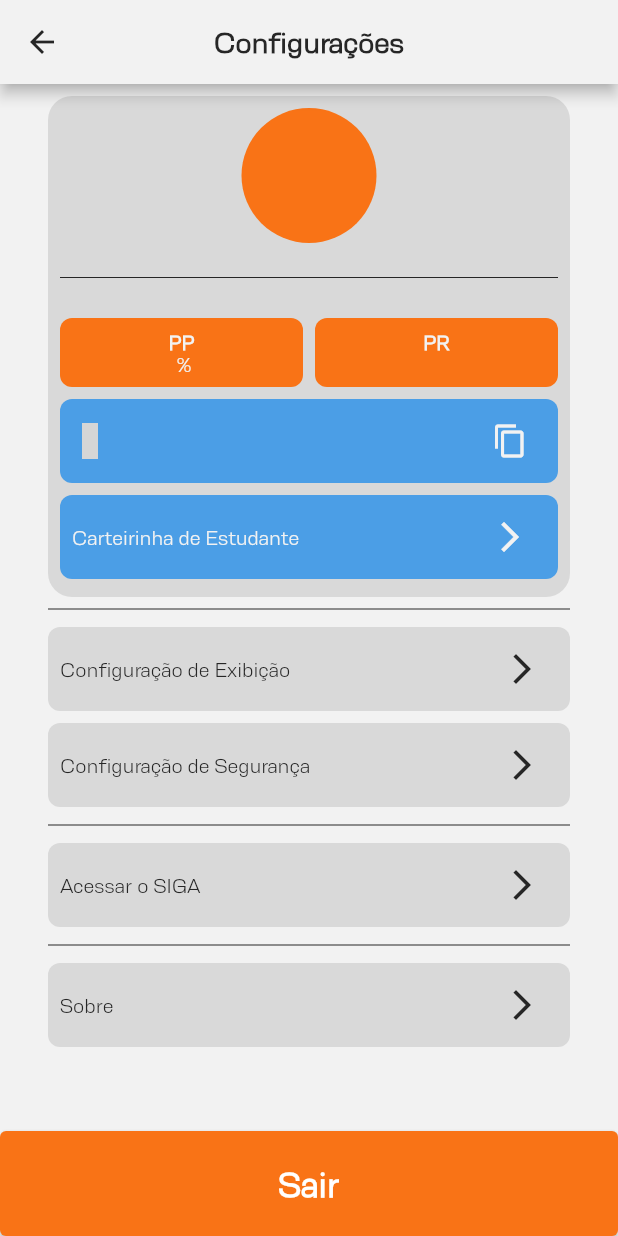
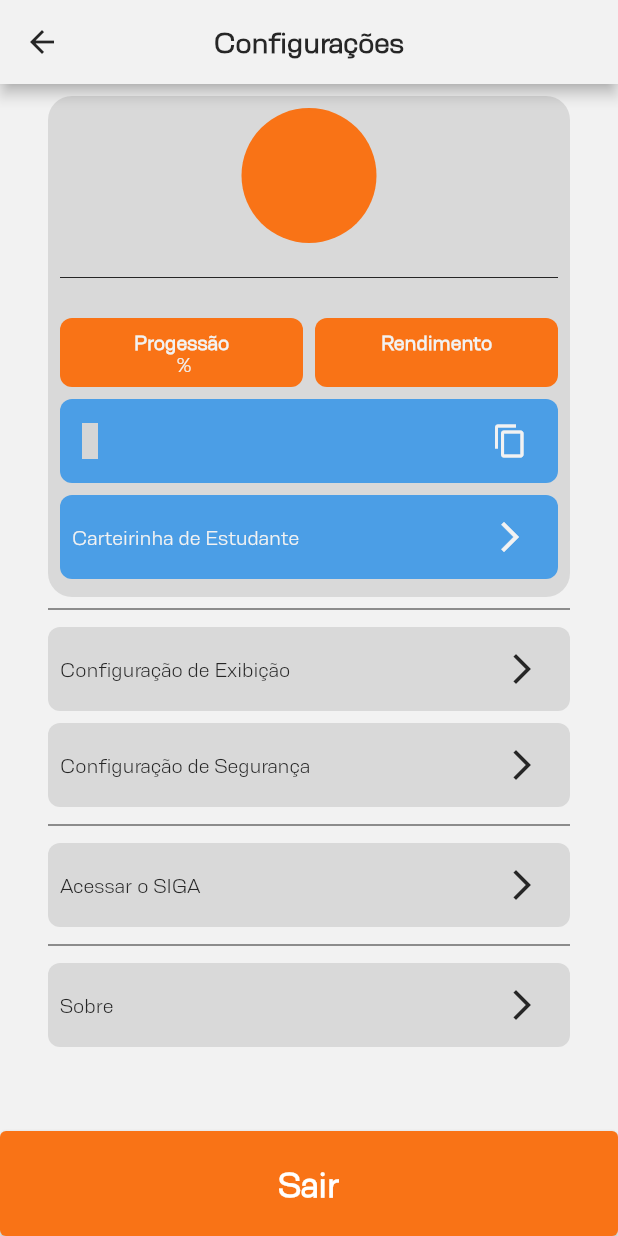
Before and after one commit to matheusrmatias/SigaLogin, a Flutter app: the SettingPage screen opened directly, on a phone screen of 412 x 824 dp. Run offline on Flutter 3.47's test engine with Material 2 defaults, Android fonts, the phone set to English and light mode, and no system bars; our stand-ins replace carousel_slider, contained_tab_bar_view, eva_icons_flutter, fluttertoast, local_auth and 9 more; missing offline and left inert: dart:ffi, flutter_barcode_scanner, local_auth_android; accounts and stored records are empty; grey boxes are pictures that could not be loaded.

```diff
--- a/lib/src/pages/settings/settings_page.dart
+++ b/lib/src/pages/settings/settings_page.dart
@@ -81,9 +81,9 @@ class _SettingPageState extends State<SettingPage> {
                       margin: const EdgeInsets.symmetric(vertical: 4),
                       child: Row(
                         children: [
-                          Expanded(child: TextInfo(text: '${student.pp} %', title: 'PP', titleColor: MainTheme.white, backgroundColor: MainTheme.orange,textColor: MainTheme.white,)),
+                          Expanded(child: TextInfo(text: '${student.pp} %', title: 'Progessão', titleColor: MainTheme.white, backgroundColor: MainTheme.orange,textColor: MainTheme.white,onTap: ()=>showModalBottomSheetDefault(context, 'Equivale ao percentual realizado no curso pela carga horária das disciplinas aprovadas.', title: 'Percentual de Progressão (PP)'))),
                           const SizedBox(width: 8),
-                          Expanded(child: TextInfo(text: student.pr, title: 'PR', titleColor: MainTheme.white,backgroundColor: MainTheme.orange,textColor: MainTheme.white,))
+                          Expanded(child: TextInfo(text: student.pr, title: 'Rendimento', titleColor: MainTheme.white,backgroundColor: MainTheme.orange,textColor: MainTheme.white,onTap: ()=>showModalBottomSheetDefault(context, 'Equivale a nota média do estudante no curso.', title: 'Percentual de Rendimento (PR)')))
                         ],
                       ),
                     ),
--- a/lib/src/widgets/container_text_info.dart
+++ b/lib/src/widgets/container_text_info.dart
@@ -7,11 +7,17 @@ class TextInfo extends StatelessWidget {
   Color titleColor;
   Color textColor;
   Color? backgroundColor;
-  TextInfo({super.key, required this.text, required this.title, this.titleColor = Colors.black, this.textColor = Colors.black, this.backgroundColor});
+  Function()? onTap;
+  TextInfo({super.key, required this.text, required this.title, this.titleColor = Colors.black, this.textColor = Colors.black, this.backgroundColor,this.onTap});
 
   @override
   Widget build(BuildContext context) {
-    return Container(
+    return InkWell(
+      onTap: onTap,
+      splashColor: MainTheme.blackLowOpacity,
+      highlightColor: MainTheme.blackLowOpacity,
+      borderRadius: const BorderRadius.all(Radius.circular(8)),
+      child: Ink(
           decoration: BoxDecoration(color: backgroundColor?? MainTheme.lightGrey, borderRadius: const BorderRadius.all(Radius.circular(8))),
           padding: const EdgeInsets.all(8),
           child: Column(
@@ -20,6 +26,7 @@ class TextInfo extends StatelessWidget {
               Text(text, style: TextStyle(color: textColor,fontSize: 14),textAlign: TextAlign.center)
             ],
           )
+      ),
     );
   }
 }
--- a/lib/src/widgets/sliver_appbar_search.dart
+++ b/lib/src/widgets/sliver_appbar_search.dart
@@ -27,7 +27,7 @@ class _SliverAppBarSearchState extends State<SliverAppBarSearch> {
       titleSpacing: 0,
       centerTitle: true,
       shadowColor: Colors.transparent,
-      backgroundColor: MainTheme.black,
+      backgroundColor: Theme.of(context).colorScheme.primary,
       title: Container(
         margin: const EdgeInsets.symmetric(horizontal: 32),
         padding: const EdgeInsets.symmetric(horizontal: 16),
--- a/pubspec.yaml
+++ b/pubspec.yaml
@@ -16,7 +16,7 @@ publish_to: 'none' # Remove this line if you wish to publish to pub.dev
 # https://developer.apple.com/library/archive/documentation/General/Reference/InfoPlistKeyReference/Articles/CoreFoundationKeys.html
 # In Windows, build-name is used as the major, minor, and patch parts
 # of the product and file versions while build-number is used as the build suffix.
-version: 1.3.3+20
+version: 1.3.4+21
 
 environment:
   sdk: '>=3.0.5 <4.0.0'
```
Also changed, not shown: lib/src/pages/about_page.dart (+4 -7 lines), lib/src/widgets/show_modal_bootm_sheet_default.dart (+7 -2 lines), 2 other files. Lines whose indentation alone changed are shown as unchanged.
